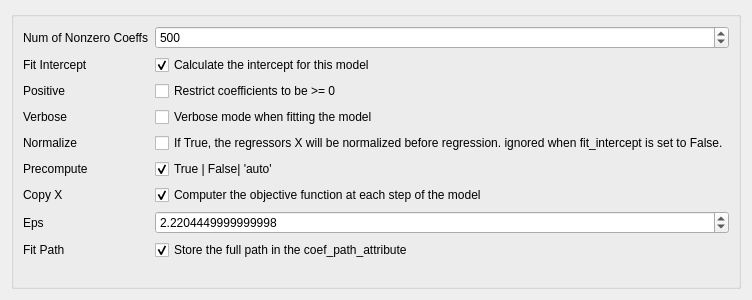
Qt form point_spectra_gui/ui/UI Files/LARS.ui (tisaconundrum2/PySAT-GUI) before a commit.
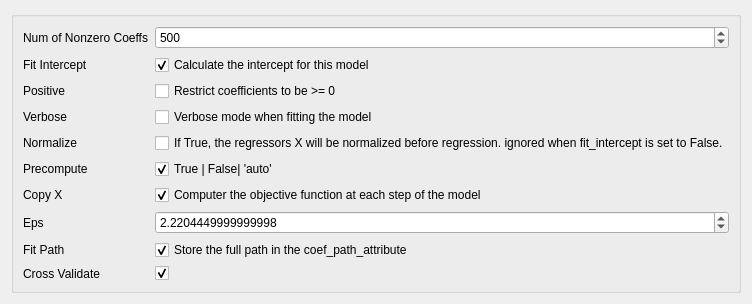
The same form after that commit.

Commit message: Adding missing CV to UIs

The edit to the form file:
```diff
--- a/point_spectra_gui/ui/UI Files/LARS.ui
+++ b/point_spectra_gui/ui/UI Files/LARS.ui
@@ -164,6 +164,23 @@
         </property>
        </widget>
       </item>
+      <item row="9" column="0">
+       <widget class="QLabel" name="crossValidatePathLabel">
+        <property name="text">
+         <string>Cross Validate</string>
+        </property>
+       </widget>
+      </item>
+      <item row="9" column="1">
+       <widget class="QCheckBox" name="crossValidateCheckBox">
+        <property name="text">
+         <string/>
+        </property>
+        <property name="checked">
+         <bool>true</bool>
+        </property>
+       </widget>
+      </item>
      </layout>
     </widget>
    </item>
```
The commit also changes 5 other files.
